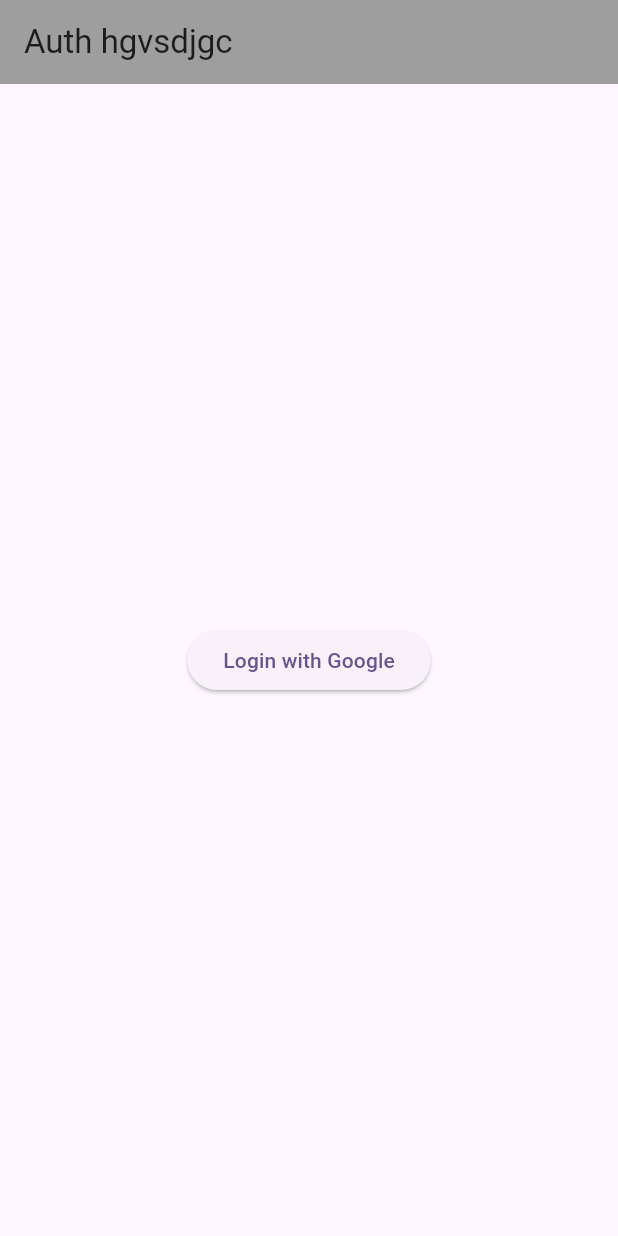
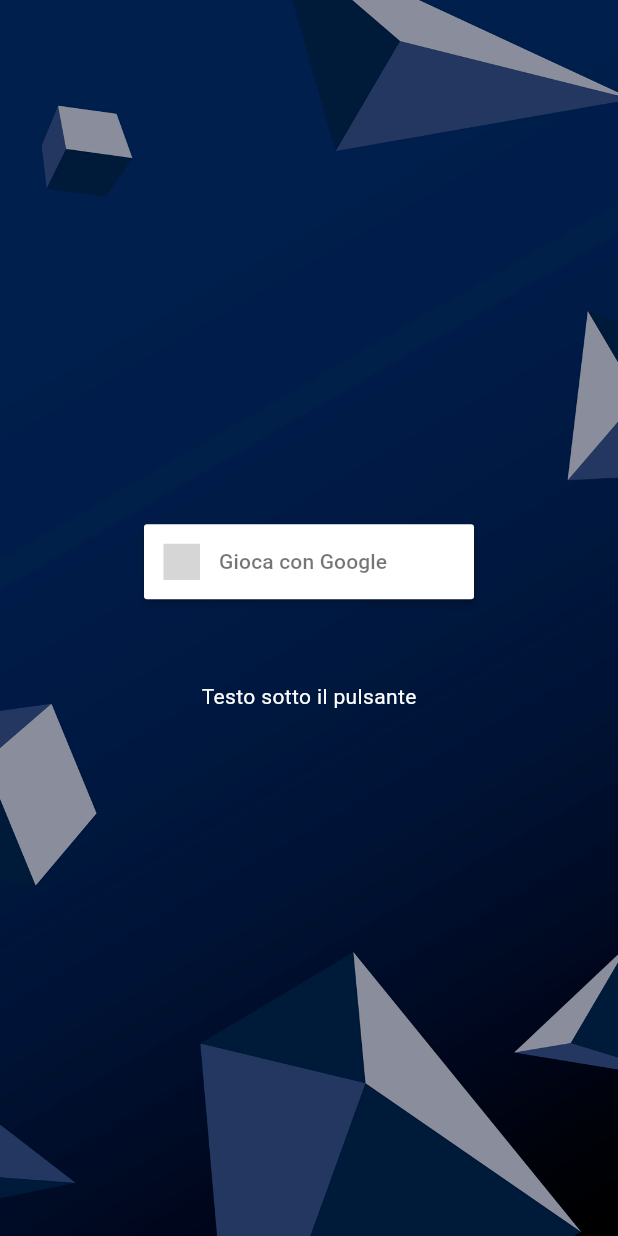
Before and after one commit to Pasquale461/gamepocket, a Flutter app: the screen it shows after launch, on a phone screen of 412 x 824 dp. Run offline on Flutter 3.47's test engine with Material 3 defaults, Android fonts, the phone set to English and light mode, and no system bars; our stand-ins replace firebase_auth, firebase_core, flutter_signin_button, google_sign_in; accounts and stored records are empty; grey boxes are pictures that could not be loaded.

Commit message:
implementing bg

```diff
--- a/lib/Auth.dart
+++ b/lib/Auth.dart
@@ -18,7 +18,7 @@
 {
 
 
-  String? Name = await _firebaseauth.currentUser?.displayName;
+  String? Name = _firebaseauth.currentUser?.displayName;
   print(Name);
   return Name;
 }
--- a/lib/AuthPage.dart
+++ b/lib/AuthPage.dart
@@ -1,4 +1,6 @@
 import 'package:flutter/material.dart';
+import 'package:flutter_signin_button/button_list.dart';
+import 'package:flutter_signin_button/button_view.dart';
 import 'package:gamepocket/Auth.dart';
 import 'HomePage.dart';
 
@@ -8,12 +10,25 @@
   @override
   Widget build(BuildContext context) {
     return Scaffold(
-      appBar: AppBar(
-        title: Text('Auth hgvsdjgc'),
-        backgroundColor: Colors.grey,
+      body: Container(
+        decoration: const BoxDecoration(
+          image: DecorationImage(
+            image: AssetImage("assets/sfondo_immagine.jpg"),
+            fit: BoxFit.cover,
           ),
-      body: Center(
-        child: ElevatedButton(
+        ),
+        child: Center(
+          child: Column(
+            mainAxisSize: MainAxisSize.min,
+            children: [
+              Container(
+                height: 50,
+                decoration: BoxDecoration(
+                  color: Colors.transparent,
+                  borderRadius: BorderRadius.circular(20.0),
+                ),
+                child: SignInButton(
+                  Buttons.Google,
                   onPressed: () async {
                     await Auth().signInWithGoogle();
 
@@ -23,7 +38,16 @@
                       );
                     }
                   },
-          child: Text('Login with Google'),
+                  text: 'Gioca con Google',
+                ),
+              ),
+              const SizedBox(height: 55.0), // Spazio tra il pulsante e il testo
+              const Text(
+                'Testo sotto il pulsante',
+                style: TextStyle(color: Colors.white),
+              ),
+            ],
+          ),
         ),
       ),
     );
--- a/lib/HomePage.dart
+++ b/lib/HomePage.dart
@@ -1,8 +1,6 @@
 import 'package:flutter/material.dart';
-import 'package:firebase_core/firebase_core.dart';
 import 'package:gamepocket/Auth.dart';
 import 'package:gamepocket/AuthPage.dart';  // Aggiunto import per AuthPage
-import 'firebase_options.dart';
 
 class Homepage extends StatelessWidget {
   const Homepage({Key? key}) : super(key: key);
--- a/lib/main.dart
+++ b/lib/main.dart
@@ -1,10 +1,10 @@
 import 'package:flutter/material.dart';
 import 'package:firebase_core/firebase_core.dart';
 import 'package:gamepocket/Auth.dart';
-import 'HomePage.dart' as HomePage;
 import 'AuthPage.dart';
 import 'HomePage.dart';
 import 'firebase_options.dart';
+import 'package:flutter_signin_button/flutter_signin_button.dart';
 
 void main() async {
   WidgetsFlutterBinding.ensureInitialized();
@@ -12,7 +12,7 @@
     options: DefaultFirebaseOptions.currentPlatform,
   );
 
-  runApp(MyApp());
+  runApp(const MyApp());
 }
 
 class MyApp extends StatelessWidget {
@@ -23,21 +23,21 @@
     return MaterialApp(
       title: 'Flutter Demo',
       theme: ThemeData(
-        colorScheme: ColorScheme.fromSeed(seedColor: Colors.deepPurple),
+        colorScheme: ColorScheme.fromSeed(seedColor: Colors.deepPurple.shade200),
         useMaterial3: true,
       ),
       home: FutureBuilder<bool>(
         future: Auth().checkIfLoggedIn(),
         builder: (context, snapshot) {
           if (snapshot.connectionState == ConnectionState.waiting) {
-            return CircularProgressIndicator();
+            return const CircularProgressIndicator();
           } else if (snapshot.hasError) {
-            return Text("Errore durante la verifica dell'autenticazione");
+            return const Text("Errore durante la verifica dell'autenticazione");
           } else {
             if (snapshot.data == true) {
-              return Homepage();
+              return const Homepage();
             } else {
-              return AuthPage();
+              return const AuthPage();
             }
           }
         },
--- a/pubspec.yaml
+++ b/pubspec.yaml
@@ -38,6 +38,8 @@
   firebase_core: ^2.22.0
   firebase_auth: ^4.14.0
   google_sign_in: ^6.1.6
+  flutter_signin_button: ^2.0.0
+
 
 dev_dependencies:
   flutter_test:
@@ -55,7 +57,8 @@
 
 # The following section is specific to Flutter packages.
 flutter:
-
+  assets:
+  - assets/
   # The following line ensures that the Material Icons font is
   # included with your application, so that you can use the icons in
   # the material Icons class.
```
Also changed, not shown: assets/sfondo_immagine.jpg (added), pubspec.lock. Lines whose indentation alone changed are shown as unchanged.
